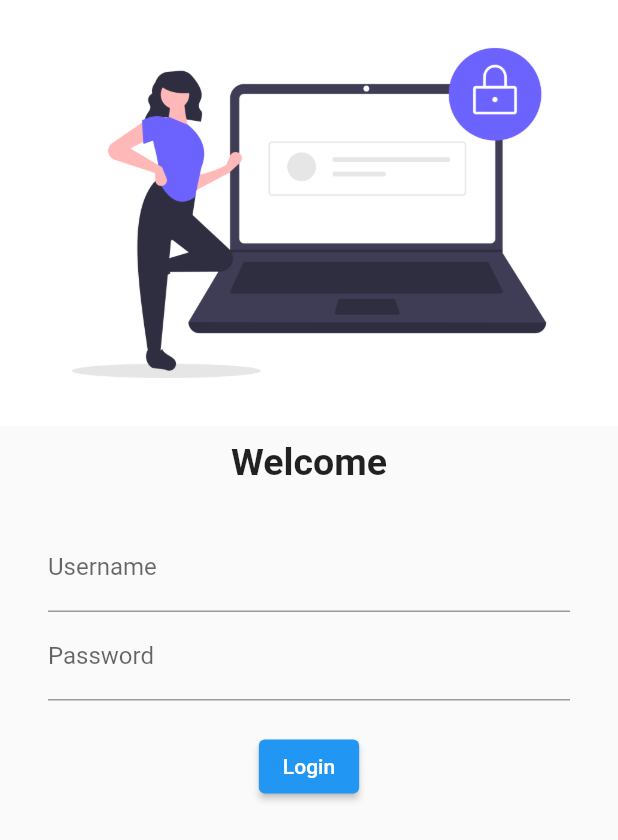
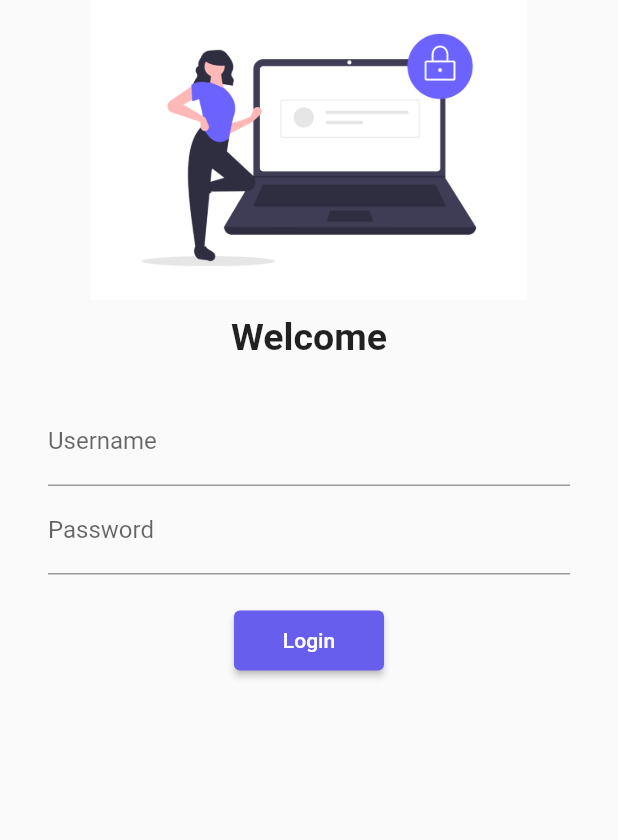
Before and after one commit to ashishu8888/catalogApp-flutter, a Flutter app: the LoginPage widget shown alone on an empty page, opened directly, on a phone screen of 412 x 824 dp. Shown: the top 840 px of the screen. Run offline on Flutter 3.47's test engine with Material 2 defaults, Android fonts, the phone set to English and light mode, and no system bars; our stand-ins replace google_fonts.

Commit message:
day5 completed

```diff
--- a/flutter_application_1/lib/main2.dart
+++ b/flutter_application_1/lib/main2.dart
@@ -1,5 +1,6 @@
 import 'package:flutter/material.dart';
 import 'package:flutter_application_1/pages/login_page.dart';
+import 'package:flutter_application_1/utils/routes.dart';
 import 'pages/home.dart';
 import 'package:google_fonts/google_fonts.dart';
 
@@ -15,6 +16,7 @@ class MyApp extends StatelessWidget {
   Widget build(BuildContext context) {
     return MaterialApp(
       //home: HomePage(),
+      debugShowCheckedModeBanner: false,
       color: Colors.white,
       themeMode: ThemeMode.light,
       theme: ThemeData(
@@ -23,8 +25,8 @@ class MyApp extends StatelessWidget {
       darkTheme: ThemeData(brightness: Brightness.dark),
       initialRoute: "/Login",
       routes: {
-        "/": (context) => HomePage(),
-        "/Login": (context) => LoginPage(),
+        myroutes.homepage: (context) => HomePage(),
+        myroutes.loginpage: (context) => LoginPage(),
       },
     );
   }
--- a/flutter_application_1/lib/pages/login_page.dart
+++ b/flutter_application_1/lib/pages/login_page.dart
@@ -1,4 +1,5 @@
 import 'package:flutter/material.dart';
+import 'package:flutter_application_1/utils/routes.dart';
 
 class LoginPage extends StatelessWidget {
   const LoginPage({Key? key}) : super(key: key);
@@ -6,10 +7,12 @@ class LoginPage extends StatelessWidget {
   @override
   Widget build(BuildContext context) {
     return Material(
+        child: SingleChildScrollView(
       child: Column(
         children: [
           Image.asset(
             "assets/images/undraw_secure_login_pdn4.png",
+            height: 200,
             fit: BoxFit.cover,
           ),
           SizedBox(height: 10),
@@ -22,7 +25,8 @@ class LoginPage extends StatelessWidget {
           ),
           SizedBox(height: 10),
           Padding(
-          padding: const EdgeInsets.symmetric(vertical: 16.0, horizontal: 32.0),
+            padding:
+                const EdgeInsets.symmetric(vertical: 16.0, horizontal: 32.0),
             child: Column(
               children: [
                 TextFormField(
@@ -41,15 +45,18 @@ class LoginPage extends StatelessWidget {
                 SizedBox(height: 20),
                 ElevatedButton(
                   child: Text("Login"),
-                style: TextButton.styleFrom(),
+                  style: TextButton.styleFrom(
+                      minimumSize: Size(100, 40),
+                      backgroundColor: Color.fromARGB(255, 103, 94, 238)),
                   onPressed: () {
-                  print("logged in");
+                    Navigator.pushNamed(context, myroutes.homepage);
                   },
                 )
               ],
             ),
           )
         ],
+      ),
     ));
   }
 }
--- /dev/null
+++ b/flutter_application_1/lib/utils/routes.dart
@@ -0,0 +1,4 @@
+class myroutes {
+  static String homepage = "/";
+  static String loginpage = "/login";
+}
```
Lines whose indentation alone changed are shown as unchanged.
